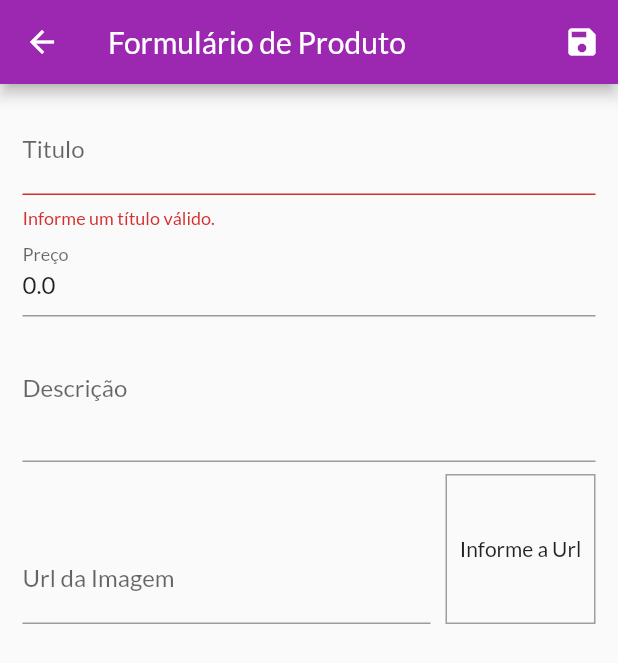
After one commit to romildojpaiter/shop, a Flutter app: the ProductFormScreen screen opened by its route, after a tap on the "save" icon, on a phone screen of 412 x 824 dp. The commit adds this screen. Shown: the top 663 px of the screen. Run offline on Flutter 3.47's test engine with Material 2 defaults, Android fonts, the phone set to English and light mode, and no system bars; network calls fail.

Commit message:
Incluindo um formulário

```diff
--- a/lib/main.dart
+++ b/lib/main.dart
@@ -7,6 +7,7 @@ import 'package:shop/utils/app_routes.dart';
 import 'package:shop/views/cart_screen.dart';
 import 'package:shop/views/orders_screen.dart';
 import 'package:shop/views/product_detail_screen.dart';
+import 'package:shop/views/product_form_screen.dart';
 import 'package:shop/views/product_overview_screen.dart';
 import 'package:shop/views/product_screen.dart';
 
@@ -21,7 +22,8 @@ class MyApp extends StatelessWidget {
       AppRoutes.HOME: (ctx) => ProductOverviewScreen(),
       AppRoutes.CART: (ctx) => CartScreen(),
       AppRoutes.ORDERS: (ctx) => OrdersScreen(),
-      AppRoutes.PRODUCTS: (ctx) => ProductScreeem(),
+      AppRoutes.PRODUCTS: (ctx) => ProductScreeen(),
+      AppRoutes.PRODUCT_FORM: (ctx) => ProductFormScreen(),
     };
   }
 
--- a/lib/utils/app_routes.dart
+++ b/lib/utils/app_routes.dart
@@ -4,4 +4,5 @@ class AppRoutes {
   static const CART = '/cart';
   static const ORDERS = '/orders';
   static const PRODUCTS = '/products';
+  static const PRODUCT_FORM = '/product_form';
 }
--- /dev/null
+++ b/lib/views/product_form_screen.dart
@@ -0,0 +1,171 @@
+import 'dart:math';
+
+import 'package:flutter/material.dart';
+import 'package:shop/providers/product.dart';
+
+class ProductFormScreen extends StatefulWidget {
+  const ProductFormScreen({Key? key}) : super(key: key);
+
+  @override
+  _ProductFormScreenState createState() => _ProductFormScreenState();
+}
+
+class _ProductFormScreenState extends State<ProductFormScreen> {
+  final _priceFocusNode = FocusNode();
+  final _descriptionFocusNode = FocusNode();
+  final _imageUrlFocusNode = FocusNode();
+  final _imagrUrlController = TextEditingController();
+  final _form = GlobalKey<FormState>();
+  final _formData = Map<String, Object>();
+
+  @override
+  void initState() {
+    super.initState();
+    // _imageUrlFocusNode.addListener(
+    // função anonima -> () { print('mudou'); }
+    //);  or
+    _imageUrlFocusNode.addListener(_updateImageUrl);
+  }
+
+  void _updateImageUrl() {
+    print('mudou');
+    setState(() {});
+  }
+
+  void _saveForm() {
+    var isValid = _form.currentState!.validate();
+
+    if (!isValid) {
+      return;
+    }
+
+    _form.currentState!.save();
+    final newProduct = Product(
+      id: Random().nextDouble().toString(),
+      title: _formData['title'] as String,
+      description: _formData['description'] as String,
+      price: _formData['price'] as double,
+      imageUrl: _formData['imageUrl'] as String,
+    );
+    print(newProduct.title);
+    print(newProduct.description);
+    print(newProduct.price);
+    print(newProduct.imageUrl);
+  }
+
+  @override
+  void dispose() {
+    super.dispose();
+    _priceFocusNode.dispose();
+    _descriptionFocusNode.dispose();
+    _imageUrlFocusNode.removeListener(_updateImageUrl);
+    _imageUrlFocusNode.dispose();
+  }
+
+  @override
+  Widget build(BuildContext context) {
+    return Scaffold(
+      appBar: AppBar(
+        title: Text('Formulário de Produto'),
+        actions: [
+          IconButton(
+            icon: Icon(Icons.save),
+            onPressed: () {
+              _saveForm();
+            },
+          ),
+        ],
+      ),
+      body: Padding(
+        padding: const EdgeInsets.all(15.0),
+        child: Form(
+          key: _form,
+          child: ListView(
+            children: [
+              TextFormField(
+                decoration: InputDecoration(label: Text('Titulo')),
+                textInputAction: TextInputAction.next,
+                onFieldSubmitted: (_) {
+                  FocusScope.of(context).requestFocus(_priceFocusNode);
+                },
+                onSaved: (value) => _formData['title'] = value!,
+                validator: (value) {
+                  if (value!.trim().isEmpty) {
+                    return 'Informe um título válido.';
+                  }
+                  if (value.trim().length < 3) {
+                    return 'Informe pelo menos 3 letras';
+                  }
+
+                  return null;
+                },
+              ),
+              TextFormField(
+                decoration: InputDecoration(label: Text('Preço')),
+                focusNode: _priceFocusNode,
+                textInputAction: TextInputAction.next,
+                keyboardType: TextInputType.numberWithOptions(
+                  decimal: true,
+                ),
+                initialValue: '0.0',
+                onFieldSubmitted: (_) {
+                  FocusScope.of(context).requestFocus(_descriptionFocusNode);
+                },
+                onSaved: (value) =>
+                    _formData['price'] = double.parse(value ?? '0.0'),
+              ),
+              TextFormField(
+                decoration: InputDecoration(label: Text('Descrição')),
+                maxLines: 3,
+                keyboardType: TextInputType.multiline,
+                focusNode: _descriptionFocusNode,
+                onSaved: (value) => _formData['description'] = value!,
+              ),
+              Row(
+                crossAxisAlignment: CrossAxisAlignment.end,
+                children: [
+                  Expanded(
+                    child: TextFormField(
+                      decoration: InputDecoration(label: Text('Url da Imagem')),
+                      keyboardType: TextInputType.url,
+                      textInputAction: TextInputAction.done,
+                      focusNode: _imageUrlFocusNode,
+                      controller: _imagrUrlController,
+                      onSaved: (value) => _formData['imageUrl'] = value!,
+                      onFieldSubmitted: (_) {
+                        _saveForm();
+                      },
+                    ),
+                  ),
+                  Container(
+                    width: 100,
+                    height: 100,
+                    margin: EdgeInsets.only(
+                      top: 8,
+                      left: 10,
+                    ),
+                    decoration: BoxDecoration(
+                      border: Border.all(
+                        color: Colors.grey,
+                        width: 1,
+                      ),
+                    ),
+                    alignment: Alignment.center,
+                    child: _imagrUrlController.text.isEmpty
+                        ? Text('Informe a Url')
+                        : FittedBox(
+                            child: Image.network(
+                              _imagrUrlController.text,
+                              fit: BoxFit.cover,
+                            ),
+                          ),
+                  )
+                ],
+              ),
+            ],
+          ),
+        ),
+      ),
+    );
+  }
+}
--- a/lib/views/product_screen.dart
+++ b/lib/views/product_screen.dart
@@ -2,11 +2,12 @@ import 'package:flutter/cupertino.dart';
 import 'package:flutter/material.dart';
 import 'package:provider/provider.dart';
 import 'package:shop/providers/products.dart';
+import 'package:shop/utils/app_routes.dart';
 import 'package:shop/widgets/app_drawer.dart';
 import 'package:shop/widgets/product_item.dart';
 
-class ProductScreeem extends StatelessWidget {
-  const ProductScreeem({Key? key}) : super(key: key);
+class ProductScreeen extends StatelessWidget {
+  const ProductScreeen({Key? key}) : super(key: key);
 
   @override
   Widget build(BuildContext context) {
@@ -20,7 +21,11 @@ class ProductScreeem extends StatelessWidget {
         actions: [
           IconButton(
             icon: Icon(Icons.add),
-            onPressed: () {},
+            onPressed: () {
+              Navigator.of(context).pushNamed(
+                AppRoutes.PRODUCT_FORM,
+              );
+            },
           )
         ],
       ),
```
